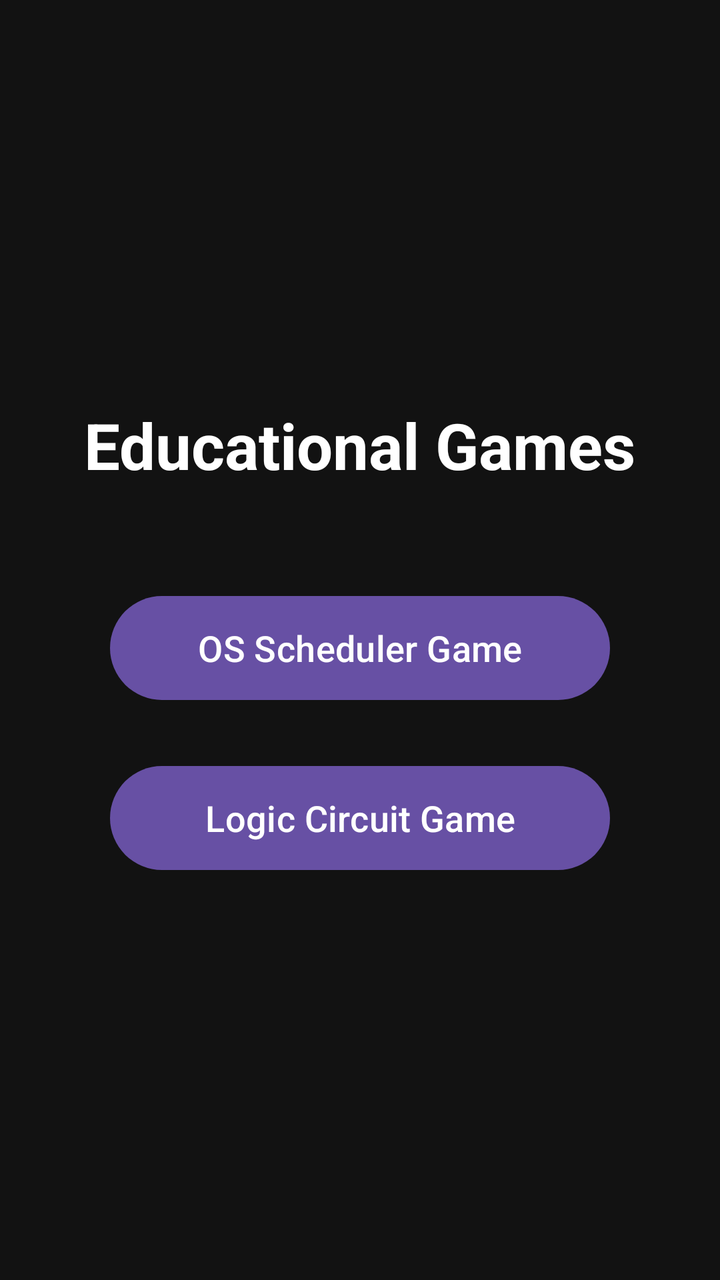
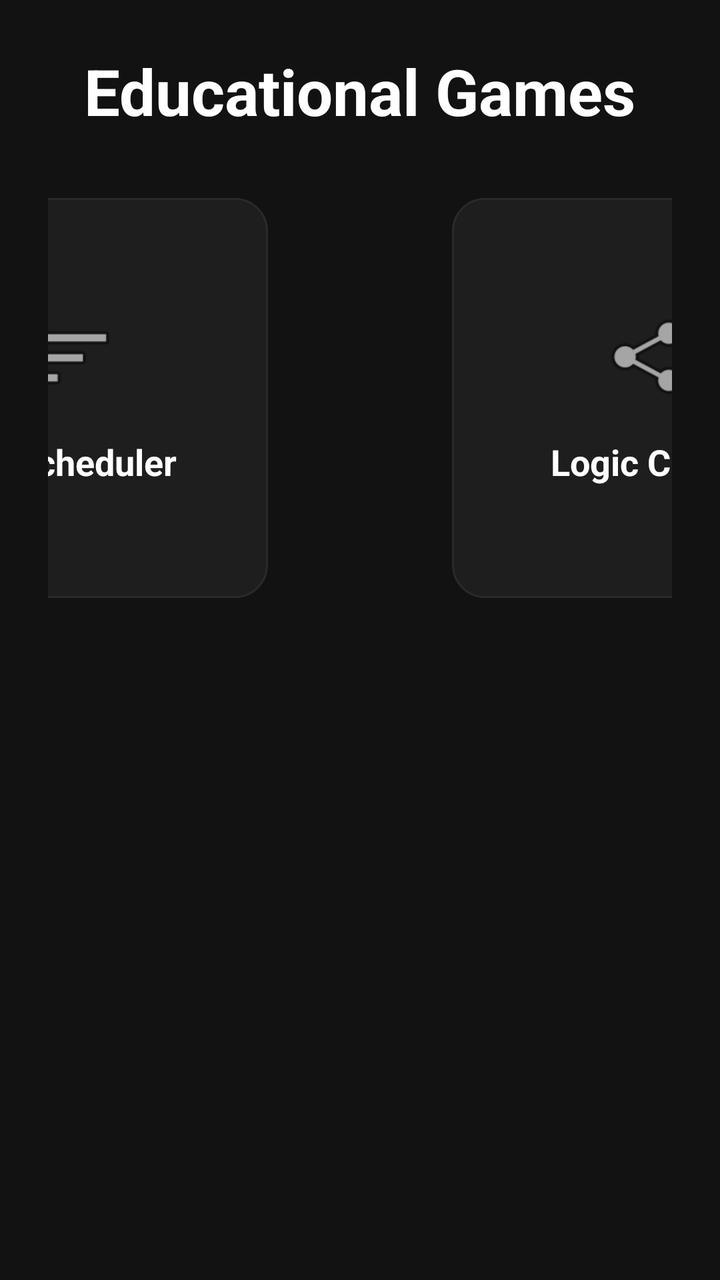

Screens rendered from an Android XML layout before and after an edit, with the pre-edit source and the edit as a unified diff.
<!-- AndroidManifest.xml: application theme Theme.EducationGame -->
<!-- res/layout/activity_main.xml -->
<?xml version="1.0" encoding="utf-8"?>
<LinearLayout
    xmlns:android="http://schemas.android.com/apk/res/android"
    android:layout_width="match_parent"
    android:layout_height="match_parent"
    android:orientation="vertical"
    android:gravity="center"
    android:padding="24dp"
    android:background="#121212">

    <TextView
        android:id="@+id/titleText"
        android:layout_width="wrap_content"
        android:layout_height="wrap_content"
        android:text="Educational Games"
        android:textSize="32sp"
        android:textStyle="bold"
        android:textColor="#FFFFFF"
        android:layout_marginBottom="50dp"/>

    <Button
        android:id="@+id/schedulerButton"
        android:layout_width="250dp"
        android:layout_height="60dp"
        android:text="OS Scheduler Game"
        android:textSize="18sp"
        android:layout_marginBottom="25dp"/>

    <Button
        android:id="@+id/logicButton"
        android:layout_width="250dp"
        android:layout_height="60dp"
        android:text="Logic Circuit Game"
        android:textSize="18sp"/>

</LinearLayout>
<!-- resources referenced by this layout -->
<resources>
  <style name="Theme.EducationGame" parent="Base.Theme.EducationGame" />
  <style name="Base.Theme.EducationGame" parent="Theme.Material3.DayNight.NoActionBar">
          
          
      </style>
</resources>

<!-- the commit's change to res/layout/activity_main.xml (unified diff, before → after) -->
@@ -4,9 +4,8 @@
     android:layout_width="match_parent"
     android:layout_height="match_parent"
     android:orientation="vertical"
-    android:gravity="center"
-    android:padding="24dp"
-    android:background="#121212">
+    android:background="#121212"
+    android:padding="24dp">
 
     <TextView
         android:id="@+id/titleText"
@@ -16,21 +15,76 @@
         android:textSize="32sp"
         android:textStyle="bold"
         android:textColor="#FFFFFF"
-        android:layout_marginBottom="50dp"/>
+        android:layout_gravity="center"
+        android:layout_marginBottom="32dp"/>
 
-    <Button
-        android:id="@+id/schedulerButton"
-        android:layout_width="250dp"
-        android:layout_height="60dp"
-        android:text="OS Scheduler Game"
-        android:textSize="18sp"
-        android:layout_marginBottom="25dp"/>
+    <LinearLayout
+        android:layout_width="match_parent"
+        android:layout_height="200dp"
+        android:layout_weight="0"
+        android:orientation="horizontal"
+        android:gravity="center">
 
-    <Button
-        android:id="@+id/logicButton"
-        android:layout_width="250dp"
-        android:layout_height="60dp"
-        android:text="Logic Circuit Game"
-        android:textSize="18sp"/>
+        
+        <LinearLayout
+            android:id="@+id/schedulerButton"
+            android:layout_width="200dp"
+            android:layout_height="match_parent"
+            android:layout_weight="0"
+            android:layout_marginEnd="80dp"
+            android:orientation="vertical"
+            android:gravity="center"
+            android:background="@drawable/card_background"
+            android:clickable="true"
+            android:focusable="true">
+
+            <ImageView
+                android:layout_width="48dp"
+                android:layout_height="48dp"
+                android:src="@android:drawable/ic_menu_sort_by_size"
+                android:layout_marginBottom="16dp"/>
+
+            <TextView
+                android:layout_width="wrap_content"
+                android:layout_height="wrap_content"
+                android:text="OS Scheduler"
+                android:textColor="#FFFFFF"
+                android:textSize="18sp"
+                android:textStyle="bold"/>
+
+
+        </LinearLayout>
+
+        
+        <LinearLayout
+            android:id="@+id/logicButton"
+            android:layout_width="200dp"
+            android:layout_height="match_parent"
+            android:layout_weight="0"
+            android:layout_marginStart="12dp"
+            android:orientation="vertical"
+            android:gravity="center"
+            android:background="@drawable/card_background"
+            android:clickable="true"
+            android:focusable="true">
+
+            <ImageView
+                android:layout_width="48dp"
+                android:layout_height="48dp"
+                android:src="@android:drawable/ic_menu_share"
+                android:layout_marginBottom="16dp"/>
+
+            <TextView
+                android:layout_width="wrap_content"
+                android:layout_height="wrap_content"
+                android:text="Logic Circuit"
+                android:textColor="#FFFFFF"
+                android:textSize="18sp"
+                android:textStyle="bold"/>
+
+
+        </LinearLayout>
+
+    </LinearLayout>
 
 </LinearLayout>
<!-- resource entries referenced after the edit -->
@@ -1,5 +1,15 @@
 <!-- resources referenced by this layout -->
 <resources>
+  <!-- drawable card_background (drawable) -->
+  <?xml version="1.0" encoding="utf-8"?>
+  <shape xmlns:android="http://schemas.android.com/apk/res/android"
+      android:shape="rectangle">
+      <solid android:color="#1E1E1E"/>
+      <corners android:radius="16dp"/>
+      <stroke
+          android:width="1dp"
+          android:color="#2A2A2A"/>
+  </shape>
   <style name="Theme.EducationGame" parent="Base.Theme.EducationGame" />
   <style name="Base.Theme.EducationGame" parent="Theme.Material3.DayNight.NoActionBar">
           
